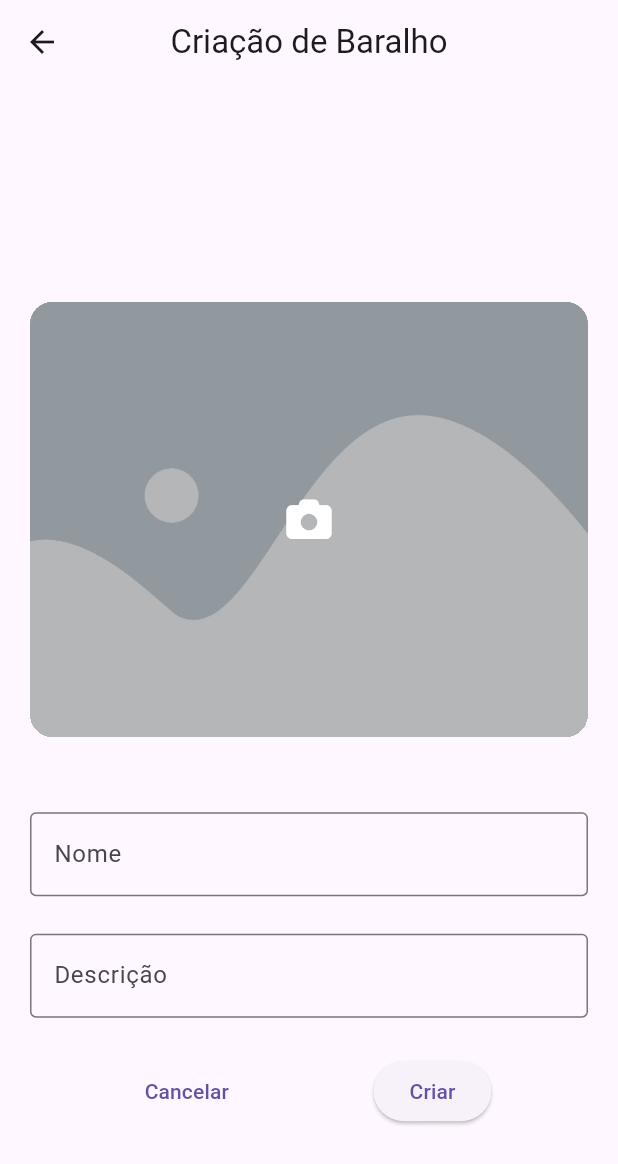
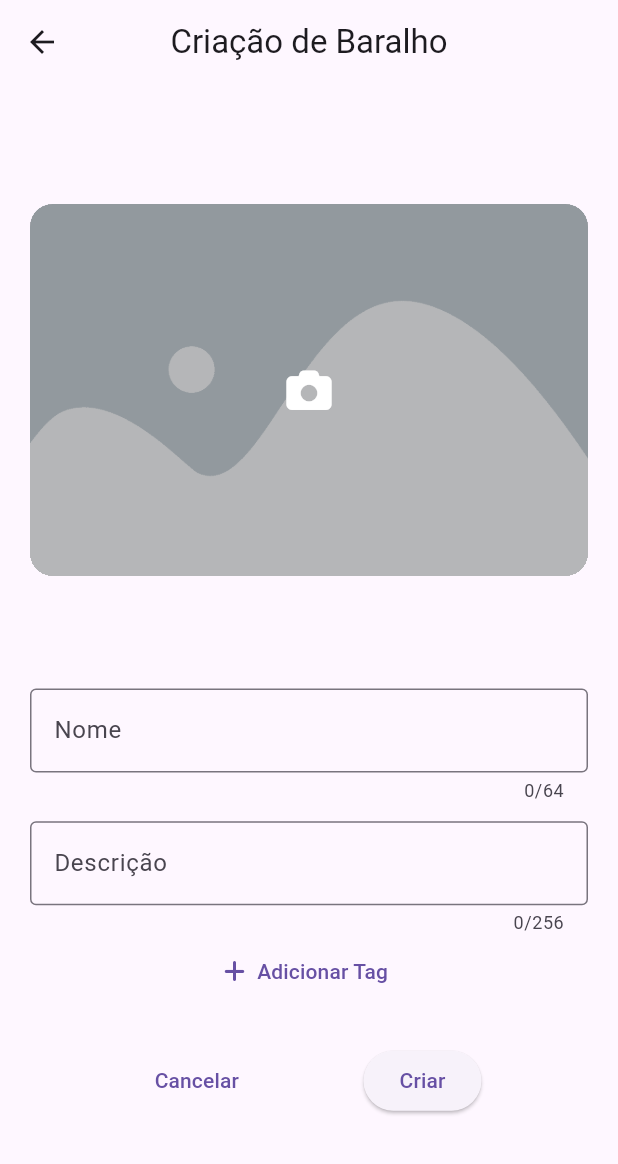
Before and after one commit to hericles-koelher/memento_studio, a Flutter app: the DeckCreationPage screen opened by its route, on a phone screen of 412 x 824 dp. Shown: the top 1164 px of the screen. Run offline on Flutter 3.47's test engine with Material 2 defaults, Android fonts, the phone set to English and light mode, and no system bars; our stand-ins replace auto_size_text, bloc, cached_network_image, carousel_slider, chopper, copy_with_extension and 14 more; missing offline and left inert: flutter_facebook_auth, jdenticon_dart; accounts and stored records are empty; generated files the repository leaves out were written again.

```diff
--- a/app/lib/src/pages/deck_creation_page.dart
+++ b/app/lib/src/pages/deck_creation_page.dart
@@ -4,12 +4,13 @@ import 'package:font_awesome_flutter/font_awesome_flutter.dart';
 import 'package:go_router/go_router.dart';
 import 'package:kiwi/kiwi.dart';
 import 'package:logger/logger.dart';
+import 'package:memento_studio/src/state_managers/cubit/deck_collection_cubit.dart';
+import 'package:uuid/uuid.dart';
 
-import '../entities.dart';
 import '../utils.dart' as utils;
 
-// TODO: adicionar tags nessa página...
-
+// https://stackoverflow.com/questions/50736571/when-i-select-a-textfield-the-keyboard-moves-over-it
+// TODO: arrumar problema com teclado na frente do textfield
 class DeckCreationPage extends StatefulWidget {
   const DeckCreationPage({Key? key}) : super(key: key);
 
@@ -18,38 +19,58 @@ class DeckCreationPage extends StatefulWidget {
 }
 
 class _DeckCreationPageState extends State<DeckCreationPage> {
-  final Logger _logger = KiwiContainer().resolve();
+  late final DeckCollectionCubit _collectionCubit;
+  late final Logger _logger;
+  late final Uuid _uuid;
+
+  final _descriptionController = TextEditingController();
   final _formKey = GlobalKey<FormState>();
   final _nameController = TextEditingController();
-  final _descriptionController = TextEditingController();
+  final _tagController = TextEditingController();
+  final _tagList = <String>[];
+
   utils.MemoryImage? _cover;
+
+  _DeckCreationPageState() {
+    var kiwi = KiwiContainer();
+
+    _collectionCubit = kiwi.resolve();
+    _logger = kiwi.resolve();
+    _uuid = kiwi.resolve();
+  }
 
   @override
   Widget build(BuildContext context) {
+    var appBar = AppBar(
+      title: const Text("Criação de Baralho"),
+      centerTitle: true,
+    );
+
+    var bottomPadding = MediaQuery.of(context).viewInsets.bottom -
+        appBar.preferredSize.height / 2;
+
     return Scaffold(
       resizeToAvoidBottomInset: false,
-      appBar: AppBar(
-        title: const Text("Criação de Baralho"),
-        centerTitle: true,
+      appBar: appBar,
+      body: Scrollbar(
+        child: Padding(
+          padding: const EdgeInsets.symmetric(
+            horizontal: utils.horizontalPadding,
           ),
-      body: LayoutBuilder(
-        builder: (context, constraints) => SingleChildScrollView(
-          physics: const BouncingScrollPhysics(),
-          reverse: true,
+          child: LayoutBuilder(
+            builder: (context, constraints) => Form(
+              key: _formKey,
+              child: ListView(
+                physics: const BouncingScrollPhysics(
+                  parent: AlwaysScrollableScrollPhysics(),
+                ),
                 padding: EdgeInsets.only(
-            bottom: MediaQuery.of(context).viewInsets.bottom / 2,
+                  top: utils.verticalScrollPadding,
+                  bottom: utils.verticalScrollPadding +
+                      (bottomPadding > 0 ? bottomPadding : 0),
                 ),
-          child: Form(
-            key: _formKey,
-            child: ConstrainedBox(
-              constraints: constraints,
-              child: Column(
-                mainAxisAlignment: MainAxisAlignment.end,
                 children: [
-                  const Spacer(flex: 2),
-                  Expanded(
-                    flex: 4,
-                    child: GestureDetector(
+                  GestureDetector(
                     onTap: () {
                       showDialog(
                         context: context,
@@ -66,8 +87,7 @@ class _DeckCreationPageState extends State<DeckCreationPage> {
                                 ListTile(
                                   title: const Text("Galeria"),
                                   onTap: () async {
-                                      var memImg =
-                                          await utils.getImageFromDevice(
+                                    var memImg = await utils.getImageFromDevice(
                                         fromGallery: true);
 
                                     if (memImg != null) {
@@ -82,8 +102,7 @@ class _DeckCreationPageState extends State<DeckCreationPage> {
                                 ListTile(
                                   title: const Text("Câmera"),
                                   onTap: () async {
-                                      var memImg =
-                                          await utils.getImageFromDevice(
+                                    var memImg = await utils.getImageFromDevice(
                                         fromGallery: false);
 
                                     if (memImg != null) {
@@ -113,9 +132,8 @@ class _DeckCreationPageState extends State<DeckCreationPage> {
                       );
                     },
                     child: Container(
-                        margin: const EdgeInsets.symmetric(
-                          horizontal: utils.horizontalPadding,
-                        ),
+                      width: constraints.biggest.width,
+                      height: constraints.biggest.width / 3 * 2,
                       clipBehavior: Clip.hardEdge,
                       decoration: BoxDecoration(
                         image: DecorationImage(
@@ -147,13 +165,9 @@ class _DeckCreationPageState extends State<DeckCreationPage> {
                       ),
                     ),
                   ),
-                  ),
-                  const SizedBox(height: utils.verticalSpace * 2),
-                  Padding(
-                    padding: const EdgeInsets.symmetric(
-                      horizontal: utils.horizontalPadding,
-                    ),
-                    child: TextFormField(
+                  const SizedBox(height: utils.verticalSpace * 3),
+                  TextFormField(
+                    maxLength: utils.Validator.deckNameMaxLength,
                     controller: _nameController,
                     decoration: const InputDecoration(
                       labelText: "Nome",
@@ -166,31 +180,97 @@ class _DeckCreationPageState extends State<DeckCreationPage> {
 
                       return null;
                     },
-                      inputFormatters: [
-                        LengthLimitingTextInputFormatter(
-                          utils.Validator.deckNameMaxLength,
                   ),
-                      ],
-                    ),
-                  ),
-                  const SizedBox(height: utils.verticalSpace),
-                  Padding(
-                    padding: const EdgeInsets.symmetric(
-                      horizontal: utils.horizontalPadding,
-                    ),
-                    child: TextFormField(
+                  const SizedBox(height: utils.verticalSpace / 2),
+                  TextFormField(
+                    maxLines: null,
+                    maxLength: utils.Validator.deckDescriptionMaxLength,
                     controller: _descriptionController,
                     decoration: const InputDecoration(
                       labelText: "Descrição",
                       border: OutlineInputBorder(),
                     ),
+                  ),
+                  if (_tagList.isNotEmpty) ...[
+                    const SizedBox(height: utils.verticalSpace),
+                    Wrap(
+                      spacing: 10,
+                      children: _tagList
+                          .map(
+                            (e) => Chip(
+                              label: Text(e),
+                              onDeleted: () {
+                                setState(() {
+                                  _tagList
+                                      .removeWhere((element) => element == e);
+                                });
+                              },
+                              deleteIcon: const FaIcon(
+                                FontAwesomeIcons.x,
+                                size: 12,
+                              ),
+                            ),
+                          )
+                          .toList(),
+                    ),
+                  ],
+                  TextButton.icon(
+                      onPressed: () {
+                        showDialog(
+                          context: context,
+                          builder: (_) {
+                            return AlertDialog(
+                              shape: RoundedRectangleBorder(
+                                borderRadius:
+                                    BorderRadius.circular(utils.borderRadius),
+                              ),
+                              content: Column(
+                                mainAxisSize: MainAxisSize.min,
+                                children: [
+                                  TextField(
+                                    controller: _tagController,
+                                    decoration: const InputDecoration(
+                                      labelText: "Descrição",
+                                      border: OutlineInputBorder(),
+                                    ),
+                                    maxLength: 32,
                                     inputFormatters: [
-                        LengthLimitingTextInputFormatter(
-                          utils.Validator.deckDescriptionMaxLength,
+                                      FilteringTextInputFormatter(
+                                        " ",
+                                        allow: false,
                                       )
                                     ],
                                   ),
+                                  Row(
+                                    mainAxisAlignment: MainAxisAlignment.end,
+                                    children: [
+                                      TextButton(
+                                        onPressed: () => Navigator.pop(context),
+                                        child: const Text("Cancelar"),
                                       ),
+                                      ElevatedButton(
+                                          onPressed: () {
+                                            setState(() {
+                                              _tagList.add(_tagController.text);
+                                              _tagController.clear();
+                                            });
+
+                                            Navigator.pop(context);
+                                          },
+                                          child: const Text("Adicionar")),
+                                    ],
+                                  ),
+                                ],
+                              ),
+                            );
+                          },
+                        );
+                      },
+                      icon: const FaIcon(
+                        FontAwesomeIcons.plus,
+                        size: 16,
+                      ),
+                      label: const Text("Adicionar Tag")),
                   const SizedBox(height: utils.verticalSpace),
                   Row(
                     mainAxisAlignment: MainAxisAlignment.spaceEvenly,
@@ -200,24 +280,39 @@ class _DeckCreationPageState extends State<DeckCreationPage> {
                         child: const Text("Cancelar"),
                       ),
                       ElevatedButton(
-                        onPressed: () {
+                        onPressed: () async {
                           if (_formKey.currentState!.validate()) {
                             _logger.i(
                               "Formulário de criação de usuário válido.",
                             );
 
-                            // TODO: Criar o bendito deck e redirecionar para página de edição...
+                            String deckId = _uuid.v4();
 
-                            // TODO: salvar baralho
+                            String? coverPath;
+
+                            if (_cover != null) {
+                              coverPath =
+                                  await utils.storeDeckCoverImageIntoAppFolder(
+                                image: _cover!,
+                                deckId: deckId,
+                              );
+                            }
+
+                            var deck = await _collectionCubit.createDeck(
+                              name: _nameController.text,
+                              description: _descriptionController.text,
+                              deckId: deckId,
+                              coverPath: coverPath,
+                              tags: _tagList,
+                            );
+
+                            _logger.i(
+                              "Baralho $deckId, de Nome ${deck.name} foi salvo localmente.",
+                            );
 
                             GoRouter.of(context).goNamed(
                               utils.MSRouter.deckEditRouteName,
-                              extra: Deck(
-                                name: _nameController.text,
-                                description: _descriptionController.text,
-                                lastModification: DateTime.now(),
-                                id: "abl",
-                              ),
+                              extra: deck,
                             );
                           } else {
                             _logger.i("Formulário não foi aceito");
@@ -227,7 +322,6 @@ class _DeckCreationPageState extends State<DeckCreationPage> {
                       ),
                     ],
                   ),
-                  const Spacer(),
                 ],
               ),
             ),
--- a/app/lib/src/utils/constants.dart
+++ b/app/lib/src/utils/constants.dart
@@ -1,4 +1,6 @@
 const double horizontalPadding = 20.0;
+
+const double verticalScrollPadding = 80.0;
 
 const double iconButtonSize = 30.0;
 
```
Also changed, not shown: app/lib/src/pages/deck_page.dart (+32 -3 lines), app/lib/src/state_managers/cubit/deck_collection_cubit.dart (+11 -0 lines). Lines whose indentation alone changed are shown as unchanged.
